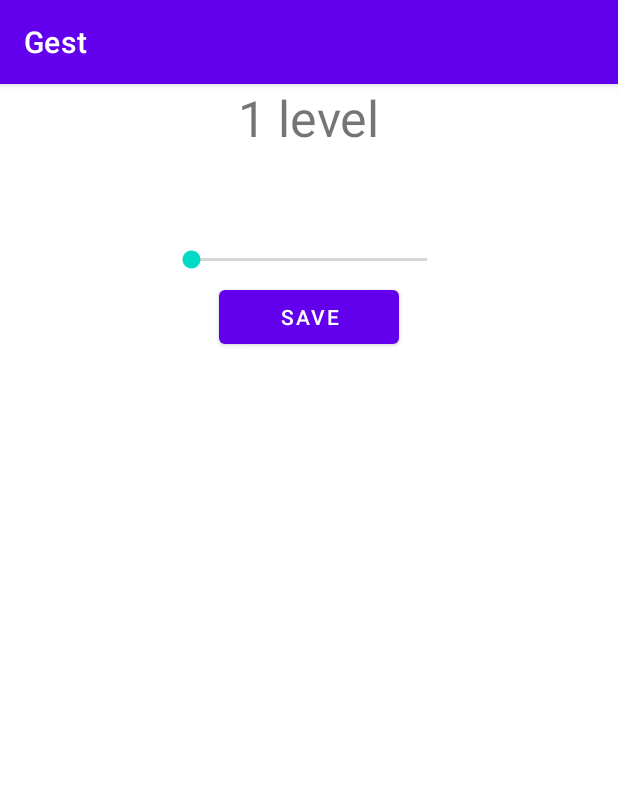
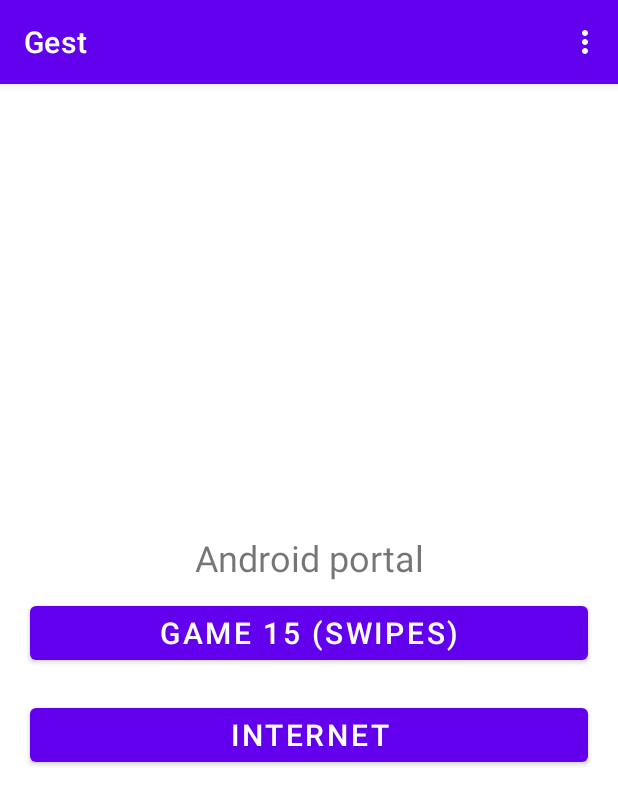
Before and after one commit to Liix46/Gest, an Android app: the screen it shows after launch (MainActivity before the commit, PortalActivity after it), on a phone screen of 412 x 824 dp. Shown: the top 805 px of the screen. Run offline under Robolectric (Android 15) with nearby library versions, the phone set to English and light mode, and no system bars.

Commit message:
add 3 hw

```diff
--- /dev/null
+++ b/app/src/main/java/step/android/gest/PortalActivity.java
@@ -0,0 +1,63 @@
+package step.android.gest;
+
+import androidx.annotation.NonNull;
+import androidx.appcompat.app.AppCompatActivity;
+
+import android.content.Intent;
+import android.os.Bundle;
+import android.util.Log;
+import android.view.Menu;
+import android.view.MenuInflater;
+import android.view.MenuItem;
+import android.widget.Button;
+
+public class PortalActivity extends AppCompatActivity {
+
+    @Override
+    protected void onCreate(Bundle savedInstanceState) {
+        super.onCreate(savedInstanceState);
+        setContentView(R.layout.activity_portal);
+
+        Button game15Button = findViewById(R.id.game15_button) ;
+        if (game15Button == null){
+            Log.e("PortalActivity onCreate","game15_button no found");
+            return;
+        }
+        game15Button.setOnClickListener( v -> startGame15() );
+
+        findViewById(R.id.inet_button).setOnClickListener(v -> {
+            startActivity(
+                    new Intent(
+                            PortalActivity.this,
+                            CurrencyActivity.class
+            ));
+        });
+    }
+
+    @Override
+    public boolean onCreateOptionsMenu(Menu menu) {
+        MenuInflater menuInflater = getMenuInflater() ;
+        menuInflater.inflate(R.menu.portal_menu, menu);
+        return true ;
+    }
+
+    @Override
+    public boolean onOptionsItemSelected(@NonNull MenuItem item) {
+        int id = item.getItemId() ;
+
+        if (id == R.id.item_exit) finish();
+        else if ( id == R.id.item_game15 ) startGame15();
+        else  return super.onOptionsItemSelected(item) ;
+
+        return true;
+    }
+
+
+    private void startGame15(){
+        Intent game15iIntent = new Intent(
+                PortalActivity.this,
+                MainActivity.class
+        );
+        startActivity(game15iIntent);
+    }
+}
--- /dev/null
+++ b/app/src/main/res/layout/activity_portal.xml
@@ -0,0 +1,34 @@
+<?xml version="1.0" encoding="utf-8"?>
+<LinearLayout xmlns:android="http://schemas.android.com/apk/res/android"
+    xmlns:app="http://schemas.android.com/apk/res-auto"
+    xmlns:tools="http://schemas.android.com/tools"
+    android:layout_width="match_parent"
+    android:layout_height="match_parent"
+    android:gravity="center"
+    android:orientation="vertical"
+    tools:context=".PortalActivity">
+<TextView
+    android:layout_width="match_parent"
+    android:layout_height="wrap_content"
+    android:gravity="center"
+    android:text="@string/portal_title"
+    android:textSize="24sp"
+    />
+    <Button
+        android:id="@+id/game15_button"
+        android:layout_width="match_parent"
+        android:layout_height="wrap_content"
+        android:text="@string/portal_game15"
+        android:layout_marginHorizontal="20dp"
+        android:layout_marginVertical="10dp"
+        android:textSize="20sp"/>
+
+    <Button
+        android:id="@+id/inet_button"
+        android:layout_width="match_parent"
+        android:layout_height="wrap_content"
+        android:text="@string/portal_inet"
+        android:layout_marginHorizontal="20dp"
+        android:layout_marginVertical="10dp"
+        android:textSize="20sp"/>
+</LinearLayout>
--- /dev/null
+++ b/app/src/main/res/menu/portal_menu.xml
@@ -0,0 +1,12 @@
+<?xml version="1.0" encoding="utf-8"?>
+<menu xmlns:android="http://schemas.android.com/apk/res/android"
+        xmlns:app="http://schemas.android.com/apk/res-auto">
+    <item
+        android:id="@+id/item_game15"
+        android:title="Game 15"
+        android:icon="@android:drawable/ic_dialog_dialer"
+        app:showAsAction="withText" />
+    <item
+        android:id="@+id/item_exit"
+        android:title="Exit"/>
+</menu>
--- a/app/src/main/res/values/strings.xml
+++ b/app/src/main/res/values/strings.xml
@@ -5,4 +5,8 @@
     <string name="start_level">1 level</string>
     <string name="info_level"> level</string>
     <string name="info_steps">Steps</string>
+
+    <string name="portal_title">Android portal</string>
+    <string name="portal_game15">Game 15 (Swipes)</string>
+    <string name="portal_inet">Internet</string>
 </resources>
```
Also changed, not shown: app/src/main/AndroidManifest.xml (+14 -1 lines), app/src/main/java/step/android/gest/CurrencyActivity.java (added, +131 -0 lines), app/src/main/java/step/android/gest/MainActivity.java (+105 -22 lines), app/src/main/java/step/android/gest/Rate.java (added, +77 -0 lines), app/src/main/res/layout/activity_currency.xml (added, +19 -0 lines).
